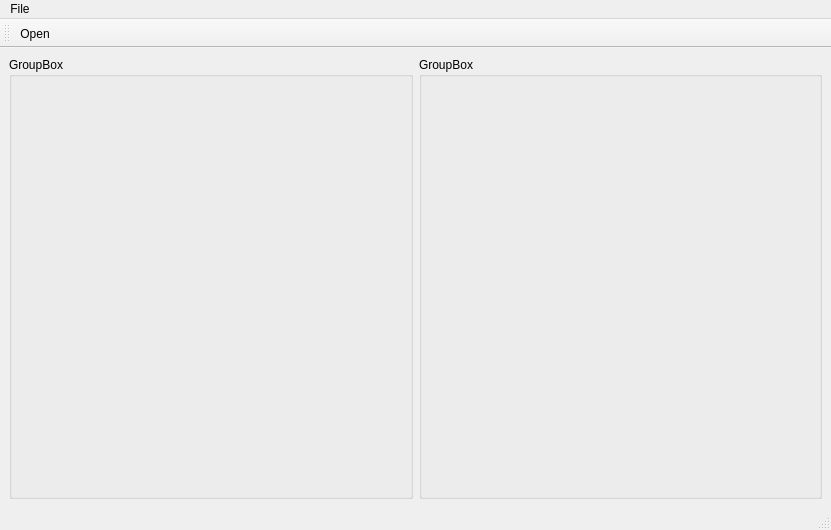
giwig/qtHexViewer, file ui/mainwindow.ui: the form before one commit.
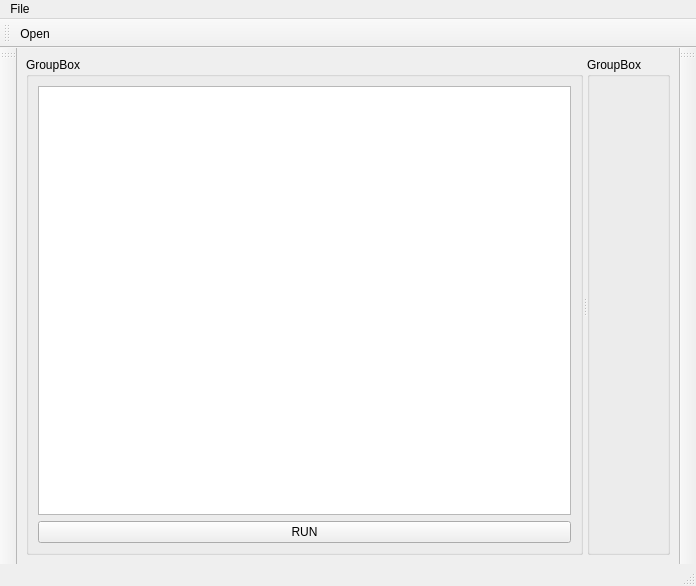
The form after the commit.

Commit message: - try add python script's to color hexview

```diff
--- a/ui/mainwindow.ui
+++ b/ui/mainwindow.ui
@@ -6,8 +6,8 @@
    <rect>
     <x>0</x>
     <y>0</y>
-    <width>831</width>
-    <height>530</height>
+    <width>696</width>
+    <height>586</height>
    </rect>
   </property>
   <property name="windowTitle">
@@ -16,18 +16,33 @@
   <widget class="QWidget" name="centralwidget">
    <layout class="QHBoxLayout" name="horizontalLayout">
     <item>
-     <widget class="QGroupBox" name="gbLeft">
-      <property name="title">
-       <string>GroupBox</string>
+     <widget class="QSplitter" name="splitter">
+      <property name="orientation">
+       <enum>Qt::Horizontal</enum>
       </property>
-     </widget>
-    </item>
-    <item>
-     <widget class="QGroupBox" name="gbRight">
-      <property name="title">
-       <string>GroupBox</string>
-      </property>
-      <layout class="QVBoxLayout" name="verticalLayout"/>
+      <widget class="QGroupBox" name="gbRight">
+       <property name="title">
+        <string>GroupBox</string>
+       </property>
+       <layout class="QVBoxLayout" name="verticalLayout">
+        <item>
+         <widget class="QTextEdit" name="textEdit_2"/>
+        </item>
+        <item>
+         <widget class="QPushButton" name="btnRunScript">
+          <property name="text">
+           <string>RUN</string>
+          </property>
+         </widget>
+        </item>
+       </layout>
+      </widget>
+      <widget class="QGroupBox" name="gbLeft">
+       <property name="title">
+        <string>GroupBox</string>
+       </property>
+       <layout class="QVBoxLayout" name="verticalLayout_2"/>
+      </widget>
      </widget>
     </item>
    </layout>
@@ -37,7 +52,7 @@
     <rect>
      <x>0</x>
      <y>0</y>
-     <width>831</width>
+     <width>696</width>
      <height>21</height>
     </rect>
    </property>
@@ -51,7 +66,6 @@
    </widget>
    <addaction name="menuFile"/>
   </widget>
-  <widget class="QStatusBar" name="statusbar"/>
   <widget class="QToolBar" name="toolBar">
    <property name="windowTitle">
     <string>toolBar</string>
@@ -64,6 +78,29 @@
    </attribute>
    <addaction name="actionOpen"/>
   </widget>
+  <widget class="QToolBar" name="toolBar_2">
+   <property name="windowTitle">
+    <string>toolBar_2</string>
+   </property>
+   <attribute name="toolBarArea">
+    <enum>LeftToolBarArea</enum>
+   </attribute>
+   <attribute name="toolBarBreak">
+    <bool>false</bool>
+   </attribute>
+  </widget>
+  <widget class="QToolBar" name="toolBar_3">
+   <property name="windowTitle">
+    <string>toolBar_3</string>
+   </property>
+   <attribute name="toolBarArea">
+    <enum>RightToolBarArea</enum>
+   </attribute>
+   <attribute name="toolBarBreak">
+    <bool>false</bool>
+   </attribute>
+  </widget>
+  <widget class="QStatusBar" name="statusBar"/>
   <action name="actionOpen">
    <property name="text">
     <string>Open</string>
```
The commit also changes 2 other files.
